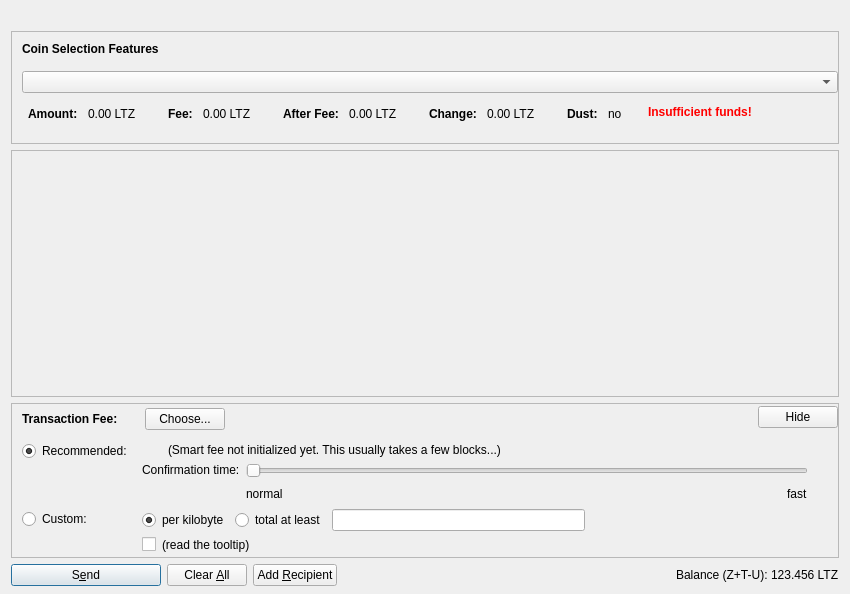
Before: the Qt Designer form src/qt/forms/sendzcoinsdialog.ui in GeorgeRDG/litecoinz, drawn with Qt 5.
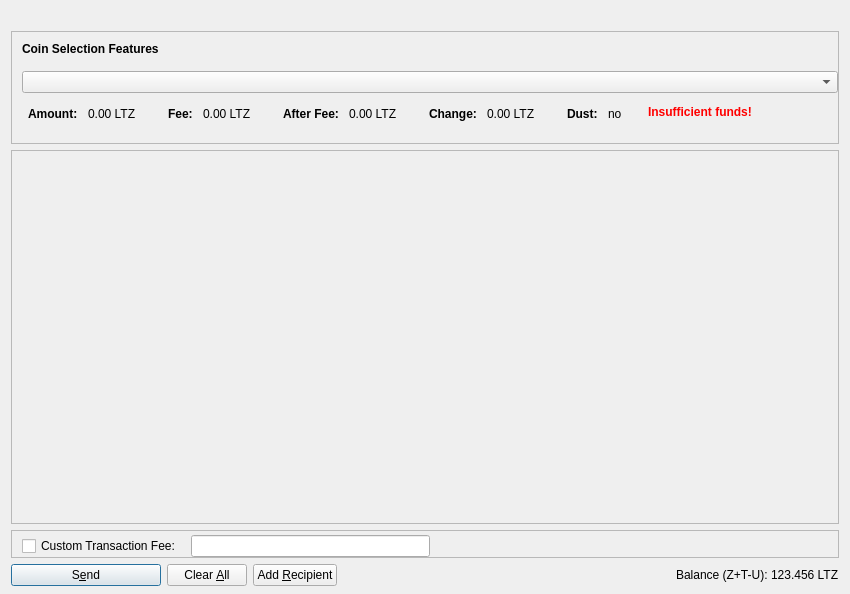
After: the same form once the commit is applied. Icons and pictures are not drawn. Custom widgets are drawn as their Qt base class.

```diff
--- a/src/qt/forms/sendzcoinsdialog.ui
+++ b/src/qt/forms/sendzcoinsdialog.ui
@@ -491,7 +491,7 @@
         <x>0</x>
         <y>0</y>
         <width>830</width>
-        <height>117</height>
+        <height>287</height>
        </rect>
       </property>
       <layout class="QVBoxLayout" name="verticalLayout_2" stretch="0,1">
@@ -568,7 +568,7 @@
        <number>0</number>
       </property>
       <item>
-       <layout class="QVBoxLayout" name="verticalLayoutFee2" stretch="0,0,0">
+       <layout class="QVBoxLayout" name="verticalLayoutFee2" stretch="0">
         <property name="spacing">
          <number>0</number>
         </property>
@@ -610,56 +610,17 @@
                <number>10</number>
               </property>
               <item>
-               <widget class="QLabel" name="labelFeeHeadline">
-                <property name="sizePolicy">
-                 <sizepolicy hsizetype="Preferred" vsizetype="Maximum">
-                  <horstretch>0</horstretch>
-                  <verstretch>0</verstretch>
-                 </sizepolicy>
-                </property>
-                <property name="font">
-                 <font>
-                  <weight>75</weight>
-                  <bold>true</bold>
-                 </font>
-                </property>
-                <property name="styleSheet">
-                 <string notr="true">font-weight:bold;</string>
-                </property>
+               <widget class="QCheckBox" name="checkBoxCustomFee">
                 <property name="text">
-                 <string>Transaction Fee:</string>
+                 <string>Custom Transaction Fee:</string>
                 </property>
                </widget>
               </item>
               <item>
-               <widget class="QLabel" name="labelFeeMinimized">
-                <property name="text">
-                 <string/>
-                </property>
-               </widget>
-              </item>
-              <item>
-               <widget class="QPushButton" name="buttonChooseFee">
-                <property name="text">
-                 <string>Choose...</string>
-                </property>
-               </widget>
+               <widget class="BitcoinAmountField" name="customFee"/>
               </item>
              </layout>
             </item>
-            <item>
-             <spacer name="verticalSpacer_5">
-              <property name="orientation">
-               <enum>Qt::Vertical</enum>
-              </property>
-              <property name="sizeHint" stdset="0">
-               <size>
-                <width>1</width>
-                <height>1</height>
-               </size>
-              </property>
-             </spacer>
-            </item>
            </layout>
           </item>
           <item>
@@ -675,388 +636,8 @@
             </property>
            </spacer>
           </item>
-          <item>
-           <widget class="QPushButton" name="buttonMinimizeFee">
-            <property name="toolTip">
-             <string>collapse fee-settings</string>
-            </property>
-            <property name="text">
-             <string>Hide</string>
-            </property>
-           </widget>
-          </item>
          </layout>
         </item>
-        <item>
-         <widget class="QFrame" name="frameFeeSelection">
-          <layout class="QVBoxLayout" name="verticalLayoutFee12">
-           <property name="spacing">
-            <number>0</number>
-           </property>
-           <property name="leftMargin">
-            <number>0</number>
-           </property>
-           <property name="topMargin">
-            <number>0</number>
-           </property>
-           <property name="rightMargin">
-            <number>0</number>
-           </property>
-           <property name="bottomMargin">
-            <number>0</number>
-           </property>
-           <item>
-            <layout class="QGridLayout" name="gridLayoutFee">
-             <property name="topMargin">
-              <number>10</number>
-             </property>
-             <property name="bottomMargin">
-              <number>4</number>
-             </property>
-             <property name="horizontalSpacing">
-              <number>10</number>
-             </property>
-             <property name="verticalSpacing">
-              <number>4</number>
-             </property>
-             <item row="1" column="1">
-              <layout class="QVBoxLayout" name="verticalLayoutFee8">
-               <property name="spacing">
-                <number>6</number>
-               </property>
-               <item>
-                <layout class="QHBoxLayout" name="horizontalLayoutFee13">
-                 <item>
-                  <widget class="QRadioButton" name="radioCustomPerKilobyte">
-                   <property name="toolTip">
-                    <string>If the custom fee is set to 1000 satoshis and the transaction is only 250 bytes, then &quot;per kilobyte&quot; only pays 250 satoshis in fee, while &quot;total at least&quot; pays 1000 satoshis. For transactions bigger than a kilobyte both pay by kilobyte.</string>
-                   </property>
-                   <property name="text">
-                    <string>per kilobyte</string>
-                   </property>
-                   <property name="checked">
-                    <bool>true</bool>
-                   </property>
-                   <attribute name="buttonGroup">
-                    <string notr="true">groupCustomFee</string>
-                   </attribute>
-                  </widget>
-                 </item>
-                 <item>
-                  <widget class="QRadioButton" name="radioCustomAtLeast">
-                   <property name="toolTip">
-                    <string>If the custom fee is set to 1000 satoshis and the transaction is only 250 bytes, then &quot;per kilobyte&quot; only pays 250 satoshis in fee, while &quot;total at least&quot; pays 1000 satoshis. For transactions bigger than a kilobyte both pay by kilobyte.</string>
-                   </property>
-                   <property name="text">
-                    <string>total at least</string>
-                   </property>
-                   <attribute name="buttonGroup">
-                    <string notr="true">groupCustomFee</string>
-                   </attribute>
-                  </widget>
-                 </item>
-                 <item>
-                  <widget class="BitcoinAmountField" name="customFee"/>
-                 </item>
-                 <item>
-                  <spacer name="horizontalSpacer_6">
-                   <property name="orientation">
-                    <enum>Qt::Horizontal</enum>
-                   </property>
-                   <property name="sizeHint" stdset="0">
-                    <size>
-                     <width>1</width>
-                     <height>1</height>
-                    </size>
-                   </property>
-                  </spacer>
-                 </item>
-                </layout>
-               </item>
-               <item>
-                <layout class="QHBoxLayout" name="horizontalLayoutFee8">
-                 <item>
-                  <widget class="QCheckBox" name="checkBoxMinimumFee">
-                   <property name="toolTip">
-                    <string>Paying only the minimum fee is just fine as long as there is less transaction volume than space in the blocks. But be aware that this can end up in a never confirming transaction once there is more demand for bitcoin transactions than the network can process.</string>
-                   </property>
-                   <property name="text">
-                    <string/>
-                   </property>
-                  </widget>
-                 </item>
-                 <item>
-                  <widget class="QLabel" name="labelMinFeeWarning">
-                   <property name="enabled">
-                    <bool>true</bool>
-                   </property>
-                   <property name="toolTip">
-                    <string>Paying only the minimum fee is just fine as long as there is less transaction volume than space in the blocks. But be aware that this can end up in a never confirming transaction once there is more demand for bitcoin transactions than the network can process.</string>
-                   </property>
-                   <property name="text">
-                    <string>(read the tooltip)</string>
-                   </property>
-                   <property name="margin">
-                    <number>5</number>
-                   </property>
-                  </widget>
-                 </item>
-                 <item>
-                  <spacer name="horizontalSpacer_2">
-                   <property name="orientation">
-                    <enum>Qt::Horizontal</enum>
-                   </property>
-                   <property name="sizeHint" stdset="0">
-                    <size>
-                     <width>1</width>
-                     <height>1</height>
-                    </size>
-                   </property>
-                  </spacer>
-                 </item>
-                </layout>
-               </item>
-              </layout>
-             </item>
-             <item row="0" column="0">
-              <layout class="QVBoxLayout" name="verticalLayoutFee4" stretch="0,1">
-               <item>
-                <widget class="QRadioButton" name="radioSmartFee">
-                 <property name="text">
-                  <string>Recommended:</string>
-                 </property>
-                 <property name="checked">
-                  <bool>true</bool>
-                 </property>
-                 <attribute name="buttonGroup">
-                  <string notr="true">groupFee</string>
-                 </attribute>
-                </widget>
-               </item>
-               <item>
-                <spacer name="verticalSpacer_2">
-                 <property name="orientation">
-                  <enum>Qt::Vertical</enum>
-                 </property>
-                 <property name="sizeHint" stdset="0">
-                  <size>
-                   <width>1</width>
-                   <height>1</height>
-                  </size>
-                 </property>
-                </spacer>
-               </item>
-              </layout>
-             </item>
-             <item row="1" column="0">
-              <layout class="QVBoxLayout" name="verticalLayoutFee9" stretch="0,1">
-               <item>
-                <widget class="QRadioButton" name="radioCustomFee">
-                 <property name="text">
-                  <string>Custom:</string>
-                 </property>
-                 <attribute name="buttonGroup">
-                  <string notr="true">groupFee</string>
-                 </attribute>
-                </widget>
-               </item>
-               <item>
-                <spacer name="verticalSpacer_6">
-                 <property name="orientation">
-                  <enum>Qt::Vertical</enum>
-                 </property>
-                 <property name="sizeHint" stdset="0">
-                  <size>
-                   <width>1</width>
-                   <height>1</height>
-                  </size>
-                 </property>
-                </spacer>
-               </item>
-              </layout>
-             </item>
-             <item row="0" column="1">
-              <layout class="QVBoxLayout" name="verticalLayoutFee3" stretch="0,0,1">
-               <property name="spacing">
-                <number>6</number>
-               </property>
-               <property name="topMargin">
-                <number>2</number>
-               </property>
-               <item>
-                <layout class="QHBoxLayout" name="horizontalLayoutFee12">
-                 <item>
-                  <widget class="QLabel" name="labelSmartFee">
-                   <property name="text">
-                    <string/>
-                   </property>
-                   <property name="margin">
-                    <number>2</number>
-                   </property>
-                  </widget>
-                 </item>
-                 <item>
-                  <widget class="QLabel" name="labelFeeEstimation">
-                   <property name="text">
-                    <string/>
-                   </property>
-                  </widget>
-                 </item>
-                 <item>
-                  <widget class="QLabel" name="labelSmartFee2">
-                   <property name="text">
-                    <string>(Smart fee not initialized yet. This usually takes a few blocks...)</string>
-                   </property>
-                   <property name="margin">
-                    <number>2</number>
-                   </property>
-                  </widget>
-                 </item>
-                 <item>
-                  <spacer name="horizontalSpacer_5">
-                   <property name="orientation">
-                    <enum>Qt::Horizontal</enum>
-                   </property>
-                   <property name="sizeHint" stdset="0">
-                    <size>
-                     <width>1</width>
-                     <height>1</height>
-                    </size>
-                   </property>
-                  </spacer>
-                 </item>
-                </layout>
-               </item>
-               <item>
-                <layout class="QHBoxLayout" name="horizontalLayoutFee9">
-                 <item>
-                  <layout class="QVBoxLayout" name="verticalLayoutFee6">
-                   <item>
-                    <widget class="QLabel" name="labelSmartFee3">
-                     <property name="text">
-                      <string>Confirmation time:</string>
-                     </property>
-                     <property name="margin">
-                      <number>2</number>
-                     </property>
-                    </widget>
-                   </item>
-                   <item>
-                    <spacer name="verticalSpacer_3">
-                     <property name="orientation">
-                      <enum>Qt::Vertical</enum>
-                     </property>
-                     <property name="sizeHint" stdset="0">
-                      <size>
-                       <width>1</width>
-                       <height>1</height>
-                      </size>
-                     </property>
-                    </spacer>
-                   </item>
-                  </layout>
-                 </item>
-                 <item>
-                  <layout class="QVBoxLayout" name="verticalLayoutFee5">
-                   <property name="rightMargin">
-                    <number>30</number>
-                   </property>
-                   <item>
-                    <widget class="QSlider" name="sliderSmartFee">
-                     <property name="minimum">
-                      <number>0</number>
-                     </property>
-                     <property name="maximum">
-                      <number>24</number>
-                     </property>
-                     <property name="pageStep">
-                      <number>1</number>
-                     </property>
-                     <property name="value">
-                      <number>0</number>
-                     </property>
-                     <property name="orientation">
-                      <enum>Qt::Horizontal</enum>
-                     </property>
-                     <property name="invertedAppearance">
-                      <bool>false</bool>
-                     </property>
-                     <property name="invertedControls">
-                      <bool>false</bool>
-                     </property>
-                     <property name="tickPosition">
-                      <enum>QSlider::NoTicks</enum>
-                     </property>
-                    </widget>
-                   </item>
-                   <item>
-                    <layout class="QHBoxLayout" name="horizontalLayoutFee10">
-                     <item>
-                      <widget class="QLabel" name="labelSmartFeeNormal">
-                       <property name="text">
-                        <string>normal</string>
-                       </property>
-                      </widget>
-                     </item>
-                     <item>
-                      <spacer name="horizontalSpacer_3">
-                       <property name="orientation">
-                        <enum>Qt::Horizontal</enum>
-                       </property>
-                       <property name="sizeHint" stdset="0">
-                        <size>
-                         <width>40</width>
-                         <height>20</height>
-                        </size>
-                       </property>
-                      </spacer>
-                     </item>
-                     <item>
-                      <widget class="QLabel" name="labelSmartFeeFast">
-                       <property name="text">
-                        <string>fast</string>
-                       </property>
-                      </widget>
-                     </item>
-                    </layout>
-                   </item>
-                  </layout>
-                 </item>
-                </layout>
-               </item>
-               <item>
-                <spacer name="verticalSpacer_4">
-                 <property name="orientation">
-                  <enum>Qt::Vertical</enum>
-                 </property>
-                 <property name="sizeHint" stdset="0">
-                  <size>
-                   <width>1</width>
-                   <height>1</height>
-                  </size>
-                 </property>
-                </spacer>
-               </item>
-              </layout>
-             </item>
-            </layout>
-           </item>
-          </layout>
-         </widget>
-        </item>
-        <item>
-         <spacer name="verticalSpacerFee">
-          <property name="orientation">
-           <enum>Qt::Vertical</enum>
-          </property>
-          <property name="sizeHint" stdset="0">
-           <size>
-            <width>800</width>
-            <height>1</height>
-           </size>
-          </property>
-         </spacer>
-        </item>
        </layout>
       </item>
      </layout>
```
Left out of the diff: 4 changed lines with no effect on the pictures.
